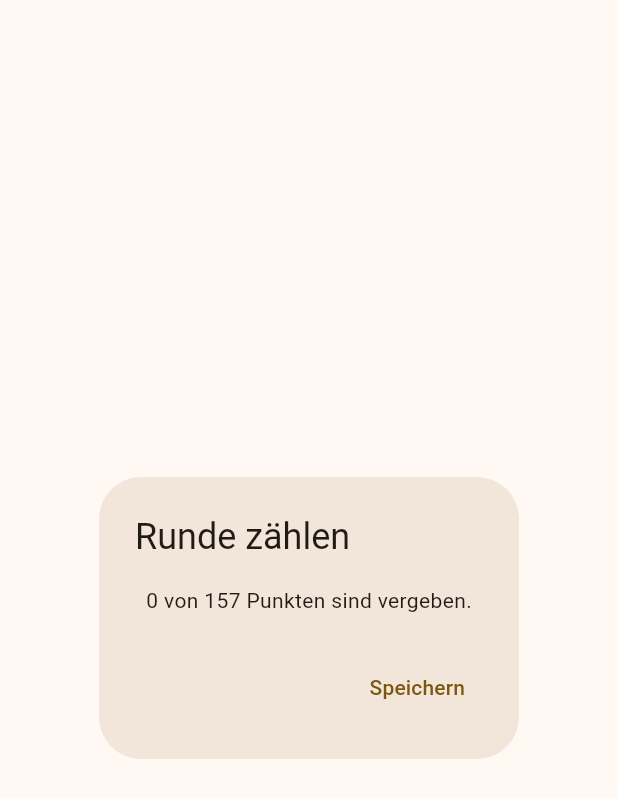
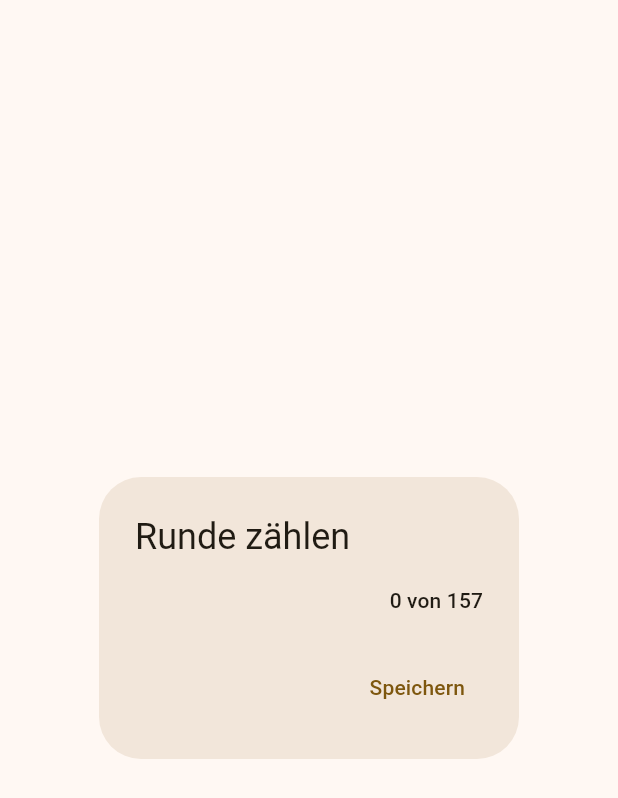
Before and after one commit to stampaaaron/molotov_jass_counter, a Flutter app: the CountRoundDialog widget shown alone on an empty page, opened directly with empty values, on a phone screen of 412 x 824 dp. Shown: the top 798 px of the screen. Run offline on Flutter 3.47's test engine with Material 2 defaults, Android fonts, the phone set to English and light mode, and no system bars; our stand-ins replace flutter_layout_grid.

Commit message:
fix: dialog overflow issues, add stylings

```diff
--- a/lib/widgets/count_round_dialog.dart
+++ b/lib/widgets/count_round_dialog.dart
@@ -24,14 +24,21 @@ class _CountRoundDialogState extends State<CountRoundDialog> {
 
   @override
   build(context) {
+    final theme = Theme.of(context);
+
     return AlertDialog(
       title: const Text("Runde zählen"),
-      content: Form(
+      content: SingleChildScrollView(
+        child: Form(
           key: formKey,
           child: Column(
             mainAxisSize: MainAxisSize.min,
+            crossAxisAlignment: CrossAxisAlignment.end,
             children: [
-            Text("$usedPoints von 157 Punkten sind vergeben."),
+              Text(
+                "$usedPoints von 157",
+                style: theme.textTheme.labelLarge,
+              ),
               ...widget.players
                   .map((player) => TextFormField(
                         autofocus: player == widget.players.first,
@@ -55,6 +62,7 @@ class _CountRoundDialogState extends State<CountRoundDialog> {
             ],
           ),
         ),
+      ),
       actions: [
         TextButton(
           onPressed: () {
```
Lines whose indentation alone changed are shown as unchanged.
